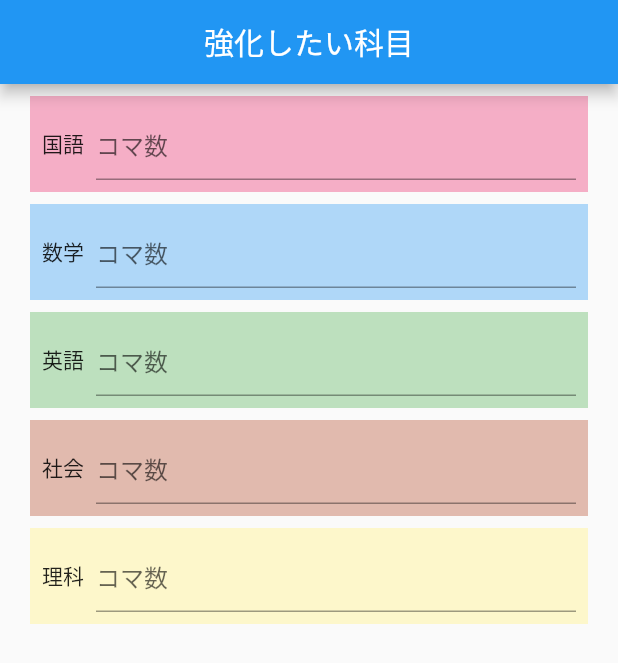
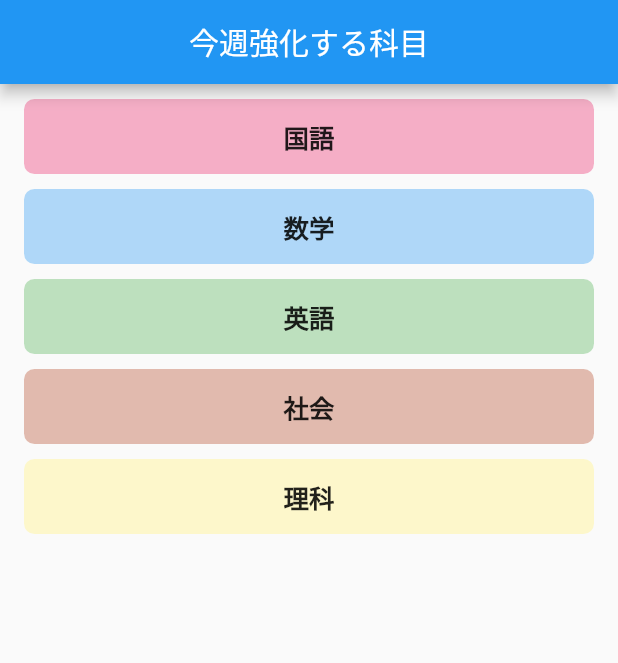
Before and after one commit to lasurstein/team4, a Flutter app: the HomeWork screen opened directly, on a phone screen of 412 x 824 dp. Shown: the top 663 px of the screen. Run offline on Flutter 3.47's test engine with Material 2 defaults, Android fonts, the phone set to English and light mode, and no system bars.

Commit message:
課題選択画面修正しました

```diff
--- a/lib/kadai2.dart
+++ b/lib/kadai2.dart
@@ -12,7 +12,6 @@ class HomeWork extends StatefulWidget {
 
 class _HomeWorkState extends State<HomeWork> {
   final List<HomeWorkDetail> homeWorkList = HomeWorkDetail.getHomeWorkDetail();
-  List subject = ["国語", "数学", "英語", "社会", "理科"];
 
   static int _japanese = 0;
   static int _math = 0;
@@ -20,16 +19,15 @@ class _HomeWorkState extends State<HomeWork> {
   static int _socialStudies = 0;
   static int _science = 0;
 
-  List<int> koma = [_japanese, _math, _english, _socialStudies, _science];
 
   @override
   Widget build(BuildContext context) {
     return Scaffold(
       appBar: AppBar(
-        title: Center(child: Text("強化したい科目")),
+        title: Center(child: Text("今週強化する科目")),
       ),
       body: ListView.builder(
-          itemCount: subject.length,
+          itemCount: homeWorkList.length,
           itemBuilder: (BuildContext context, int index) {
             return Stack(children: <Widget>[
               homeWorkCheck(homeWorkList[index], context),
@@ -39,41 +37,33 @@ class _HomeWorkState extends State<HomeWork> {
   }
 
   Widget homeWorkCheck(HomeWorkDetail homeworkdetail, BuildContext context) {
-    return Padding(
-      padding: const EdgeInsets.only(top: 8.0, left: 20, right: 20),
-      child: Container(
-        color: HexColor(homeworkdetail.color).withOpacity(0.5),
-        child:
-            Padding(
-              padding: const EdgeInsets.all(8.0),
-              child: Row(mainAxisAlignment: MainAxisAlignment.center,
-                  children: <Widget>[
-                    Text(homeworkdetail.subject),
-                    Flexible(
-                      child: Padding(
-                        padding: const EdgeInsets.only(left: 8.0),
-                        child: TextField(
-                          keyboardType: TextInputType.numberWithOptions(decimal: true),
-                          decoration: InputDecoration(
-                            hintText: "コマ数",
-                          ),
-                          onChanged: (String value) {
-                            try {
-                              homeworkdetail.classes = int.parse(value);
-                            } catch (exception) {
-                              homeworkdetail.classes = 0;
-                            }
-                            debugPrint(
-                                "${homeworkdetail.subject} ${homeworkdetail.classes}");
-                            },
-                        ),
-                      ),
-                    ),
-                  ]),
+    return InkWell(
+      onTap: () => {
+//                     _navigateToNext(context, homeworkdetail.subject)
+      },
+      child: Padding(
+        padding: const EdgeInsets.only(left: 16.0, right: 16.0, top: 10),
+        child: Container(
+          width: MediaQuery.of(context).size.width,
+          height: 50.0,
+          //margin: EdgeInsets.all(10.0),
+          decoration: BoxDecoration(
+              color: HexColor(homeworkdetail.color).withOpacity(0.5),
+              borderRadius: BorderRadius.circular(7.0)),
+          child: Center(
+            child: Text(
+              homeworkdetail.subject,
+              style: TextStyle(fontWeight: FontWeight.bold, fontSize: 17.0),
             ),
+          ),
+        ),
       ),
     );
   }
+//  void _navigateToNext(BuildContext context, String sub) {
+//    Navigator.push(context, new MaterialPageRoute(builder: (context) =>
+//    new NewPage(sub: sub)));
+//  }
 }
 
 class HomeWorkDetail {
```
